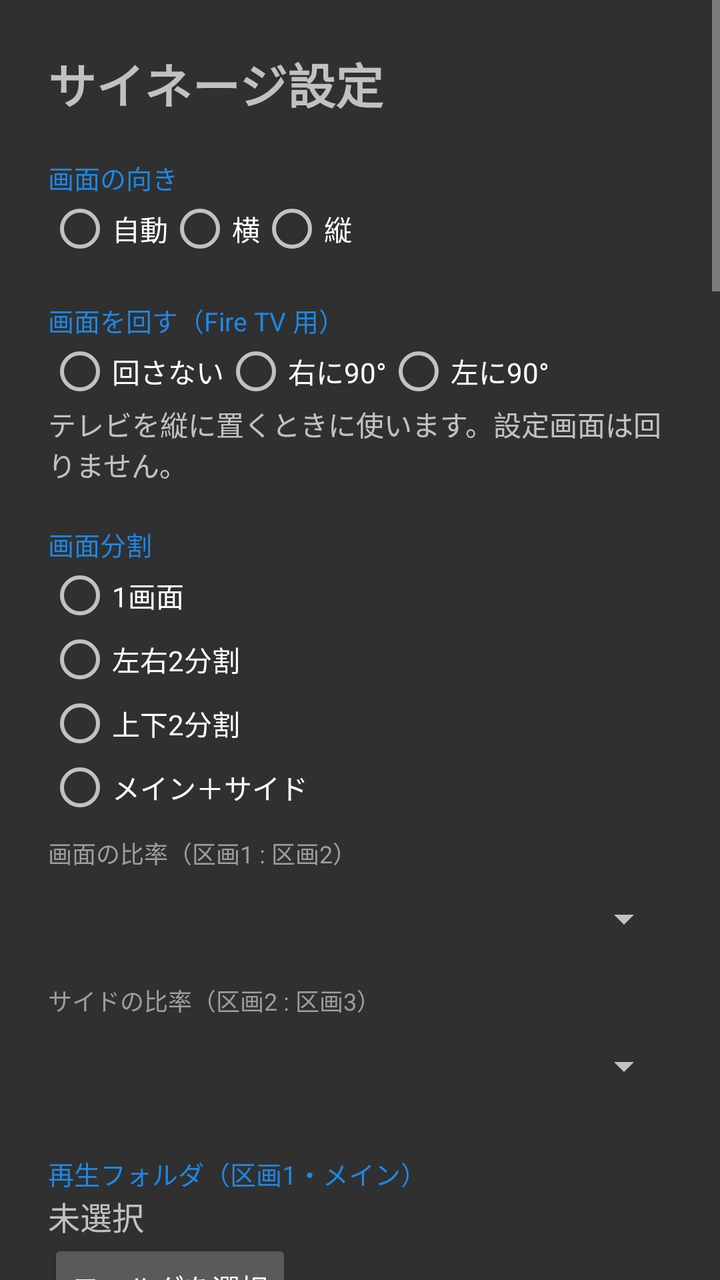
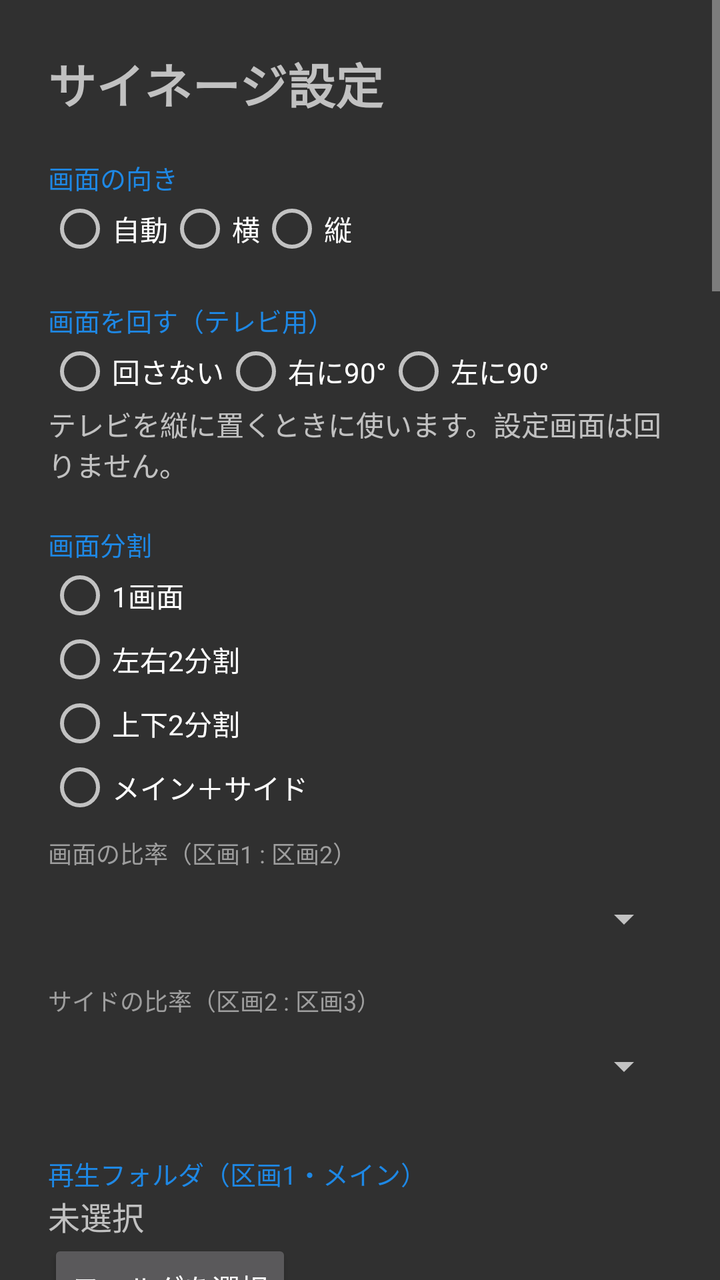

Before-and-after screenshots of an Android layout around one commit, followed by the original layout XML and the change that was made.
<!-- AndroidManifest.xml: application theme Theme.Settings -->
<!-- res/layout/activity_main.xml -->
<?xml version="1.0" encoding="utf-8"?>
<ScrollView xmlns:android="http://schemas.android.com/apk/res/android"
    android:id="@+id/settingsScroll"
    android:layout_width="match_parent"
    android:layout_height="match_parent"
    android:fitsSystemWindows="true">

    <LinearLayout
        android:layout_width="match_parent"
        android:layout_height="wrap_content"
        android:orientation="vertical"
        android:padding="24dp">

        <TextView
            android:layout_width="wrap_content"
            android:layout_height="wrap_content"
            android:text="サイネージ設定"
            android:textSize="24sp"
            android:textStyle="bold" />

        <TextView
            style="@style/Label"
            android:text="画面の向き" />

        <RadioGroup
            android:id="@+id/orientationGroup"
            android:layout_width="wrap_content"
            android:layout_height="wrap_content"
            android:orientation="horizontal">

            <RadioButton
                android:id="@+id/orientAuto"
                android:layout_width="wrap_content"
                android:layout_height="wrap_content"
                android:text="自動" />

            <RadioButton
                android:id="@+id/orientLandscape"
                android:layout_width="wrap_content"
                android:layout_height="wrap_content"
                android:text="横" />

            <RadioButton
                android:id="@+id/orientPortrait"
                android:layout_width="wrap_content"
                android:layout_height="wrap_content"
                android:text="縦" />
        </RadioGroup>

        <TextView
            android:id="@+id/rotateLabel"
            style="@style/Label"
            android:text="画面を回す（Fire TV 用）" />

        <RadioGroup
            android:id="@+id/rotateGroup"
            android:layout_width="wrap_content"
            android:layout_height="wrap_content"
            android:orientation="horizontal">

            <RadioButton
                android:id="@+id/rotateNone"
                android:layout_width="wrap_content"
                android:layout_height="wrap_content"
                android:text="回さない" />

            <RadioButton
                android:id="@+id/rotateRight"
                android:layout_width="wrap_content"
                android:layout_height="wrap_content"
                android:text="右に90°" />

            <RadioButton
                android:id="@+id/rotateLeft"
                android:layout_width="wrap_content"
                android:layout_height="wrap_content"
                android:text="左に90°" />
        </RadioGroup>

        <TextView
            android:id="@+id/rotateNote"
            android:layout_width="wrap_content"
            android:layout_height="wrap_content"
            android:text="テレビを縦に置くときに使います。設定画面は回りません。" />

        <TextView
            style="@style/Label"
            android:text="画面分割" />

        <RadioGroup
            android:id="@+id/layoutGroup"
            android:layout_width="wrap_content"
            android:layout_height="wrap_content"
            android:orientation="vertical">

            <RadioButton
                android:id="@+id/layoutSingle"
                android:layout_width="wrap_content"
                android:layout_height="wrap_content"
                android:text="1画面" />

            <RadioButton
                android:id="@+id/layoutLeftRight"
                android:layout_width="wrap_content"
                android:layout_height="wrap_content"
                android:text="左右2分割" />

            <RadioButton
                android:id="@+id/layoutTopBottom"
                android:layout_width="wrap_content"
                android:layout_height="wrap_content"
                android:text="上下2分割" />

            <RadioButton
                android:id="@+id/layoutMainSide"
                android:layout_width="wrap_content"
                android:layout_height="wrap_content"
                android:text="メイン＋サイド" />
        </RadioGroup>

        
        <LinearLayout
            android:id="@+id/splitRow"
            android:layout_width="match_parent"
            android:layout_height="wrap_content"
            android:orientation="vertical">

            <TextView
                android:id="@+id/splitLabel"
                style="@style/SubLabel"
                android:text="画面の比率（区画1 : 区画2）" />

            <Spinner
                android:id="@+id/splitSpinner"
                android:layout_width="match_parent"
                android:layout_height="wrap_content"
                android:minHeight="48dp" />

            <TextView
                android:id="@+id/splitLabel2"
                style="@style/SubLabel"
                android:text="サイドの比率（区画2 : 区画3）" />

            <Spinner
                android:id="@+id/splitSpinner2"
                android:layout_width="match_parent"
                android:layout_height="wrap_content"
                android:minHeight="48dp" />
        </LinearLayout>

        
        <LinearLayout
            android:id="@+id/zonesContainer"
            android:layout_width="match_parent"
            android:layout_height="wrap_content"
            android:orientation="vertical" />

        <TextView
            style="@style/Label"
            android:text="再生フォルダ（区画1・メイン）" />

        <TextView
            android:id="@+id/folderText"
            android:layout_width="match_parent"
            android:layout_height="wrap_content"
            android:text="未選択"
            android:textSize="16sp" />

        <Button
            android:id="@+id/pickFolder"
            android:layout_width="wrap_content"
            android:layout_height="wrap_content"
            android:text="フォルダを選択" />

        <Button
            android:id="@+id/pickFolderDirect"
            style="?android:attr/borderlessButtonStyle"
            android:layout_width="wrap_content"
            android:layout_height="wrap_content"
            android:text="端末内のフォルダを直接選択（フォルダ選択画面が出ない端末向け）"
            android:textSize="13sp" />

        <Button
            android:id="@+id/useAppFolder"
            style="?android:attr/borderlessButtonStyle"
            android:layout_width="wrap_content"
            android:layout_height="wrap_content"
            android:text="アプリ専用フォルダを使う（管理画面からのアップロード用）"
            android:textSize="13sp" />

        <TextView
            android:id="@+id/scanResult"
            android:layout_width="match_parent"
            android:layout_height="wrap_content"
            android:textColor="#9E9E9E"
            android:textSize="13sp" />

        <TextView
            style="@style/Label"
            android:text="画像1枚あたりの表示秒数" />

        <EditText
            android:id="@+id/secondsEdit"
            android:layout_width="120dp"
            android:layout_height="wrap_content"
            android:importantForAutofill="no"
            android:inputType="number"
            android:maxLength="4" />


        <TextView
            style="@style/Label"
            android:text="画像・動画の表示方法" />

        <Spinner
            android:id="@+id/fitSpinner"
            android:layout_width="match_parent"
            android:layout_height="wrap_content"
            android:minHeight="48dp" />

        <Switch
            android:id="@+id/shuffleSwitch"
            style="@style/Option"
            android:text="シャッフル再生（ループごとに並べ替え）" />

        <Switch
            android:id="@+id/recursiveSwitch"
            style="@style/Option"
            android:text="サブフォルダも含める" />

        <Switch
            android:id="@+id/soundSwitch"
            style="@style/Option"
            android:text="動画の音声を再生" />

        <Switch
            android:id="@+id/videoCompatSwitch"
            style="@style/Option"
            android:text="動画の互換モード（動画が途中で止まる・固まる機種向け）" />

        <Switch
            android:id="@+id/videoMultiSoftSwitch"
            style="@style/Option"
            android:text="複数の区画で動画を同時に再生するとき、2つ目以降はソフトウェアデコード・音声なしにする（動画が止まるとき向け）" />

        <Switch
            android:id="@+id/autoStartSwitch"
            style="@style/Option"
            android:text="自動再生（アプリ起動時・端末の電源ON時）" />

        <TextView
            style="@style/Label"
            android:layout_marginTop="28dp"
            android:text="時計" />

        <Switch
            android:id="@+id/clockSwitch"
            style="@style/Option"
            android:text="再生中に常に時計を表示" />

        <TextView
            style="@style/SubLabel"
            android:text="位置" />

        <RadioGroup
            android:id="@+id/clockPositionGroup"
            android:layout_width="wrap_content"
            android:layout_height="wrap_content"
            android:orientation="horizontal">

            <RadioButton
                android:id="@+id/clockTopRight"
                android:layout_width="wrap_content"
                android:layout_height="wrap_content"
                android:text="右上" />

            <RadioButton
                android:id="@+id/clockBottomRight"
                android:layout_width="wrap_content"
                android:layout_height="wrap_content"
                android:text="右下" />

            <RadioButton
                android:id="@+id/clockTopLeft"
                android:layout_width="wrap_content"
                android:layout_height="wrap_content"
                android:text="左上" />

            <RadioButton
                android:id="@+id/clockBottomLeft"
                android:layout_width="wrap_content"
                android:layout_height="wrap_content"
                android:text="左下" />
        </RadioGroup>

        <TextView
            style="@style/SubLabel"
            android:text="大きさ" />

        <RadioGroup
            android:id="@+id/clockSizeGroup"
            android:layout_width="wrap_content"
            android:layout_height="wrap_content"
            android:orientation="horizontal">

            <RadioButton
                android:id="@+id/clockSmall"
                android:layout_width="wrap_content"
                android:layout_height="wrap_content"
                android:text="小" />

            <RadioButton
                android:id="@+id/clockMedium"
                android:layout_width="wrap_content"
                android:layout_height="wrap_content"
                android:text="中" />

            <RadioButton
                android:id="@+id/clockLarge"
                android:layout_width="wrap_content"
                android:layout_height="wrap_content"
                android:text="大" />
        </RadioGroup>

        <TextView
            style="@style/Label"
            android:layout_marginTop="28dp"
            android:text="天気予報（気象庁）" />

        <Switch
            android:id="@+id/weatherSwitch"
            style="@style/Option"
            android:text="一定間隔で天気予報を表示" />

        <Switch
            android:id="@+id/weatherTimeSeriesSwitch"
            style="@style/Option"
            android:text="3時間ごとの予報も続けて表示" />

        <TextView
            style="@style/SubLabel"
            android:text="地方" />

        <Spinner
            android:id="@+id/officeSpinner"
            android:layout_width="match_parent"
            android:layout_height="wrap_content"
            android:minHeight="48dp" />

        <TextView
            style="@style/SubLabel"
            android:text="市区町村（予報は右側の地域単位です）" />

        <Spinner
            android:id="@+id/areaSpinner"
            android:layout_width="match_parent"
            android:layout_height="wrap_content"
            android:minHeight="48dp" />

        <LinearLayout
            android:layout_width="match_parent"
            android:layout_height="wrap_content"
            android:layout_marginTop="8dp"
            android:gravity="center_vertical">

            <EditText
                android:id="@+id/weatherIntervalEdit"
                android:layout_width="80dp"
                android:layout_height="wrap_content"
                android:gravity="end"
                android:importantForAutofill="no"
                android:inputType="number"
                android:maxLength="4" />

            <TextView
                android:layout_width="wrap_content"
                android:layout_height="wrap_content"
                android:text="分ごとに" />

            <EditText
                android:id="@+id/weatherSecondsEdit"
                android:layout_width="80dp"
                android:layout_height="wrap_content"
                android:gravity="end"
                android:importantForAutofill="no"
                android:inputType="number"
                android:maxLength="3" />

            <TextView
                android:layout_width="wrap_content"
                android:layout_height="wrap_content"
                android:text="秒間表示" />
        </LinearLayout>

        <TextView
            android:id="@+id/weatherStatus"
            android:layout_width="match_parent"
            android:layout_height="wrap_content"
            android:textColor="#9E9E9E"
            android:textSize="13sp" />

        <Button
            android:id="@+id/weatherPreview"
            android:layout_width="wrap_content"
            android:layout_height="wrap_content"
            android:text="天気予報をプレビュー" />

        <TextView
            style="@style/Label"
            android:layout_marginTop="28dp"
            android:text="管理画面（別の端末から操作）" />

        <Switch
            android:id="@+id/adminSwitch"
            style="@style/Option"
            android:text="同じWi-FiのPC・スマホから操作できるようにする" />

        <TextView
            android:id="@+id/adminInfo"
            android:layout_width="match_parent"
            android:layout_height="wrap_content"
            android:lineSpacingExtra="4dp"
            android:textIsSelectable="true"
            android:textSize="15sp" />

        <TextView
            android:id="@+id/adminBatteryNote"
            android:layout_width="match_parent"
            android:layout_height="wrap_content"
            android:layout_marginTop="8dp"
            android:background="#33FF9800"
            android:padding="10dp"
            android:text="この端末では、再生画面を表示していないときは省電力のため管理画面につながらないことがあります。下のボタンで電池の最適化の対象外にしてください。"
            android:textSize="13sp" />

        <Button
            android:id="@+id/adminBattery"
            android:layout_width="wrap_content"
            android:layout_height="wrap_content"
            android:text="電池の最適化の対象外にする" />

        <Button
            android:id="@+id/adminOpenLocal"
            style="?android:attr/borderlessButtonStyle"
            android:layout_width="wrap_content"
            android:layout_height="wrap_content"
            android:text="この端末で管理画面を開く（動作確認）" />

        <Button
            android:id="@+id/adminName"
            style="?android:attr/borderlessButtonStyle"
            android:layout_width="wrap_content"
            android:layout_height="wrap_content"
            android:text="端末名を変更" />

        <Button
            android:id="@+id/adminAccessReset"
            style="?android:attr/borderlessButtonStyle"
            android:layout_width="wrap_content"
            android:layout_height="wrap_content"
            android:text="操作できる端末の制限を解除"
            android:visibility="gone" />

        <Button
            android:id="@+id/groupButton"
            style="?android:attr/borderlessButtonStyle"
            android:layout_width="wrap_content"
            android:layout_height="wrap_content"
            android:text="グループコードを設定"
            android:visibility="gone" />

        <Switch
            android:id="@+id/httpsSwitch"
            style="@style/Option"
            android:text="通信を HTTPS（暗号化）にする"
            android:visibility="gone" />

        <TextView
            android:id="@+id/httpsNote"
            android:layout_width="match_parent"
            android:layout_height="wrap_content"
            android:textSize="12sp"
            android:visibility="gone"
            android:text="PIN・画像・設定の通信を暗号化します。証明書は端末が作る自己署名のもので、管理画面を開くブラウザに初回は警告が出ます（上に出る SHA-256 を確かめてから許可してください）。切り替えると、サーバーを起動し直します。" />

        <Switch
            android:id="@+id/updateSwitch"
            style="@style/Option"
            android:text="管理画面からのアプリ更新を許可"
            android:visibility="gone" />

        <TextView
            android:id="@+id/updateNote"
            android:layout_width="match_parent"
            android:layout_height="wrap_content"
            android:textSize="12sp"
            android:visibility="gone"
            android:text="ON にすると、管理画面から送った新しい版の APK でこのアプリを更新できます（同じ署名の、いまより新しい版だけ）。端末の画面に確認が出る場合があります。" />

        <Button
            android:id="@+id/updateUnknown"
            style="?android:attr/borderlessButtonStyle"
            android:layout_width="wrap_content"
            android:layout_height="wrap_content"
            android:text="「不明なアプリのインストール」の許可を開く"
            android:visibility="gone" />

        <Button
            android:id="@+id/adminPinReset"
            style="?android:attr/borderlessButtonStyle"
            android:layout_width="wrap_content"
            android:layout_height="wrap_content"
            android:text="PINを変更" />

        <Button
            android:id="@+id/startButton"
            android:layout_width="match_parent"
            android:layout_height="wrap_content"
            android:layout_marginTop="24dp"
            android:backgroundTint="@color/brand"
            android:minHeight="56dp"
            android:text="▶ 再生開始"
            android:textSize="18sp" />

        <TextView
            android:layout_width="match_parent"
            android:layout_height="wrap_content"
            android:layout_marginTop="24dp"
            android:lineSpacingExtra="4dp"
            android:text="再生中の操作\n・タップ：情報表示\n・左右スワイプ：前へ / 次へ\n・ダブルタップ：一時停止 / 再開\n・長押し / 戻る：この設定画面へ\n\nリモコン：←→ 前後、決定 一時停止、↑↓ 情報表示、戻る 設定画面\n\nフォルダ内のファイルを追加・削除すると、ループが一周するたびに自動で反映されます。"
            android:textColor="#9E9E9E"
            android:textSize="13sp" />
    </LinearLayout>
</ScrollView>
<!-- resources referenced by this layout -->
<resources>
  <color name="brand">#1E88E5</color>
  <style name="Label">
          <item name="android:layout_width">wrap_content</item>
          <item name="android:layout_height">wrap_content</item>
          <item name="android:layout_marginTop">20dp</item>
          <item name="android:textSize">13sp</item>
          <item name="android:textColor">@color/brand</item>
      </style>
  <style name="Option">
          <item name="android:layout_width">match_parent</item>
          <item name="android:layout_height">wrap_content</item>
          <item name="android:layout_marginTop">12dp</item>
          <item name="android:minHeight">48dp</item>
          <item name="android:textSize">16sp</item>
      </style>
  <style name="SubLabel">
          <item name="android:layout_width">wrap_content</item>
          <item name="android:layout_height">wrap_content</item>
          <item name="android:layout_marginTop">8dp</item>
          <item name="android:textSize">12sp</item>
          <item name="android:textColor">#9E9E9E</item>
      </style>
  <style name="Theme.Settings" parent="android:Theme.Material.NoActionBar">
          <item name="android:colorAccent">@color/brand</item>
      </style>
</resources>

<!-- the commit's change to res/layout/activity_main.xml (unified diff, before → after) -->
@@ -50,7 +50,7 @@
         <TextView
             android:id="@+id/rotateLabel"
             style="@style/Label"
-            android:text="画面を回す（Fire TV 用）" />
+            android:text="画面を回す（テレビ用）" />
 
         <RadioGroup
             android:id="@+id/rotateGroup"
